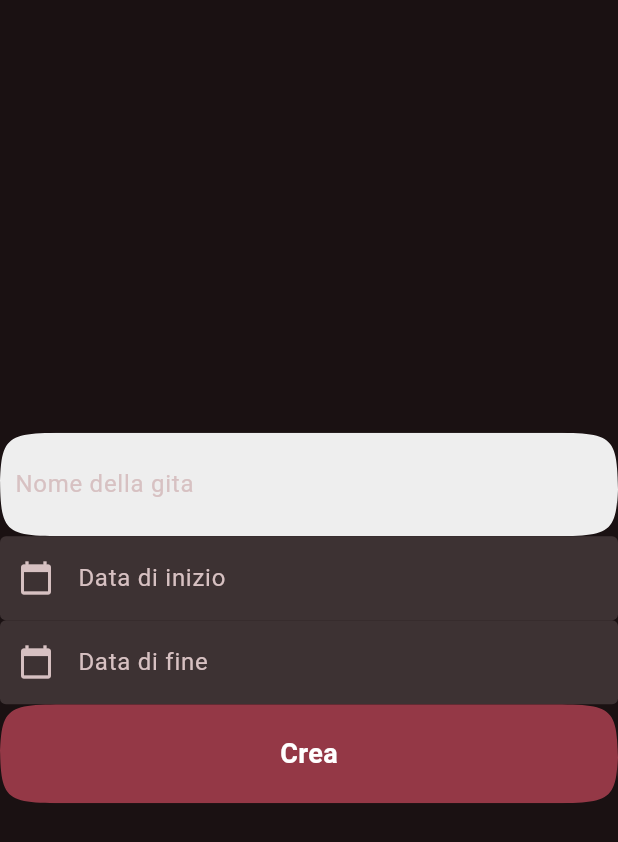
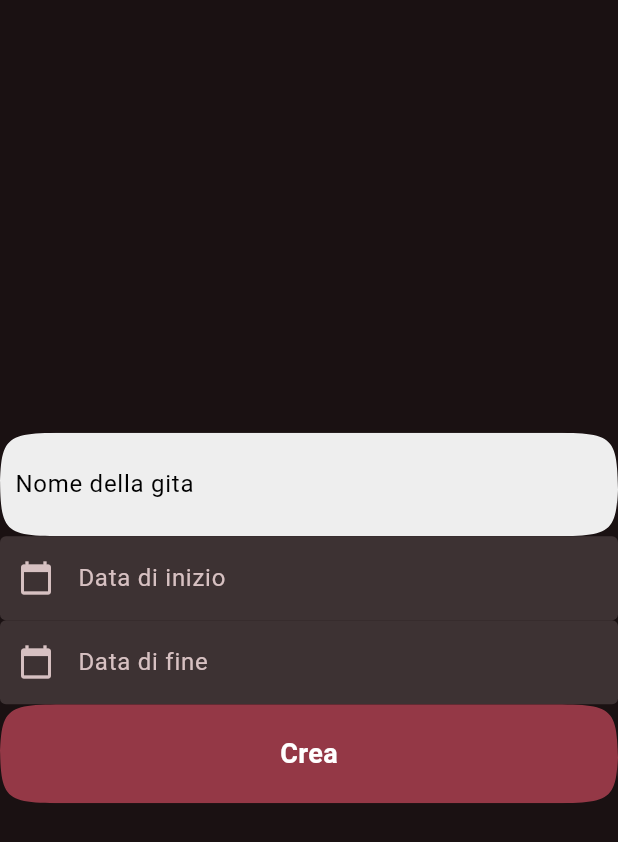
Before and after one commit to lucaluisi/FantaGita, a Flutter app: the CreateMatchPage screen opened directly, on a phone screen of 412 x 824 dp. Shown: the top 842 px of the screen. Run offline on Flutter 3.47's test engine with Material 3 defaults, Android fonts, the phone set to English and light mode, and no system bars; our stand-ins replace firebase_auth, firebase_core, firebase_database, fluttertoast; accounts and stored records are empty.

Commit message:
creazione partita

```diff
--- a/lib/Auth/login_page.dart
+++ b/lib/Auth/login_page.dart
@@ -1,4 +1,4 @@
-import 'package:fantagita/Auth/auth_service.dart';
+import 'package:fantagita/services/auth_service.dart';
 import 'package:fantagita/custom%20components/button.dart';
 import 'package:fantagita/custom%20components/text_field.dart';
 import 'package:firebase_auth/firebase_auth.dart';
@@ -39,11 +39,10 @@ class _LoginPageState extends State<LoginPage> {
   Widget build(BuildContext context) {
     return Scaffold(
       appBar: AppBar(
-        backgroundColor: const Color(0xff943846),
+        backgroundColor: Theme.of(context).colorScheme.inversePrimary,
         foregroundColor: Colors.white,
         elevation: 0,
       ),
-      backgroundColor: const Color(0xff303030),
       body: SafeArea(
         child: Center(
           child: SingleChildScrollView(
--- a/lib/Auth/register_page.dart
+++ b/lib/Auth/register_page.dart
@@ -1,6 +1,7 @@
-import 'package:fantagita/Auth/auth_service.dart';
+import 'package:fantagita/services/auth_service.dart';
 import 'package:firebase_auth/firebase_auth.dart';
 import 'package:flutter/material.dart';
+import 'package:firebase_database/firebase_database.dart';
 
 import '../custom components/button.dart';
 import '../custom components/text_field.dart';
@@ -41,7 +42,7 @@ class _RegisterPageState extends State<RegisterPage> {
   Widget build(BuildContext context) {
     return Scaffold(
       appBar: AppBar(
-        backgroundColor: const Color(0xff943846),
+        backgroundColor: Theme.of(context).colorScheme.inversePrimary,
         foregroundColor: Colors.white,
         elevation: 0,
       ),
--- a/lib/custom components/text_field.dart
+++ b/lib/custom components/text_field.dart
@@ -40,10 +40,11 @@ class CustomTextField extends StatelessWidget {
             controller: controller,
             obscureText: obscureText,
             cursorColor: cursorColor,
-            style: TextStyle(fontSize: fontSize),
+            style: TextStyle(fontSize: fontSize, color: Colors.black),
             decoration: InputDecoration(
               border: InputBorder.none,
               hintText: hintText,
+              hintStyle: const TextStyle(color: Colors.black)
             ),
           ),
         ),
--- /dev/null
+++ b/lib/services/database_service.dart
@@ -0,0 +1,10 @@
+import 'package:firebase_database/firebase_database.dart';
+
+class Database {
+
+  DatabaseReference ref = FirebaseDatabase.instance.ref("matches");
+
+  write (value) async {
+    await ref.update(value);
+  }
+}
--- a/pubspec.yaml
+++ b/pubspec.yaml
@@ -36,12 +36,14 @@ dependencies:
   # Use with the CupertinoIcons class for iOS style icons.
   cupertino_icons: ^1.0.2
   firebase_auth: ^4.17.5
+  firebase_core: ^2.30.1
+  firebase_database: ^10.5.4
   fluttertoast: ^8.2.4
   device_apps:
   android_intent:
   url_launcher:
+  uuid: ^4.4.0
 
-  firebase_core: any
 dev_dependencies:
   flutter_test:
     sdk: flutter
```
Also changed, not shown: lib/create_match/create_match_page.dart (+42 -23 lines), lib/pages/home_page.dart (+4 -3 lines), lib/services/auth_service.dart (renamed from lib/Auth/auth_service.dart), pubspec.lock.
